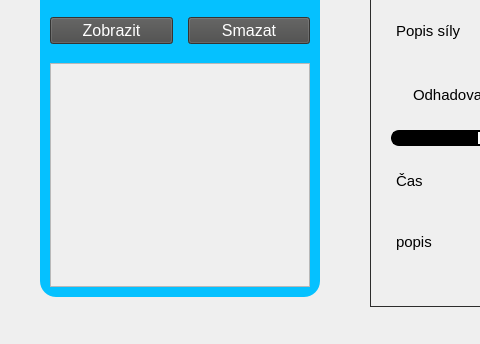
Before: the Qt Designer form heslator.ui in Drticka14cz/Maturnitni_prace_heslator, drawn with Qt 5; both pictures show x 0 to 480 and y 256 to 600 of the 800 by 600 pixel window.
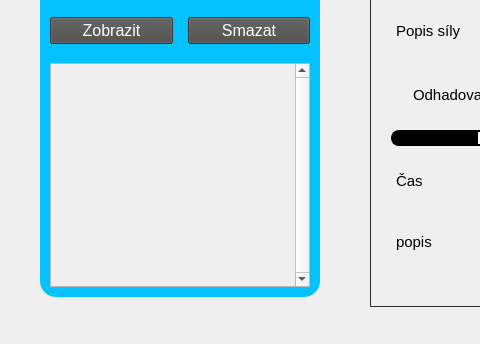
After: the same form once the commit is applied. Icons and pictures are not drawn.

```diff
--- a/heslator.ui
+++ b/heslator.ui
@@ -184,10 +184,7 @@
     <property name="bottomMargin">
      <number>0</number>
     </property>
-    <property name="spacing">
-     <number>0</number>
-    </property>
-    <item row="0" column="0">
+    <item>
      <widget class="QStackedWidget" name="stackedWidget">
       <property name="sizePolicy">
        <sizepolicy hsizetype="Expanding" vsizetype="Expanding">
@@ -1644,6 +1641,9 @@
                     </property>
                     <item row="0" column="0">
                      <widget class="QScrollArea" name="rozbor_historie_scrollArea">
+                      <property name="verticalScrollBarPolicy">
+                       <enum>Qt::ScrollBarPolicy::ScrollBarAlwaysOn</enum>
+                      </property>
                       <property name="widgetResizable">
                        <bool>true</bool>
                       </property>
@@ -1652,10 +1652,16 @@
                         <rect>
                          <x>0</x>
                          <y>0</y>
-                         <width>256</width>
+                         <width>244</width>
                          <height>205</height>
                         </rect>
                        </property>
+                       <property name="styleSheet">
+                        <string notr="true">scrollAreaWidgetContents &gt;QWidget{
+background-color:black;
+color:red;
+}</string>
+                       </property>
                       </widget>
                      </widget>
                     </item>
```
Left out of the diff: 9 changed lines with no effect on the pictures.
